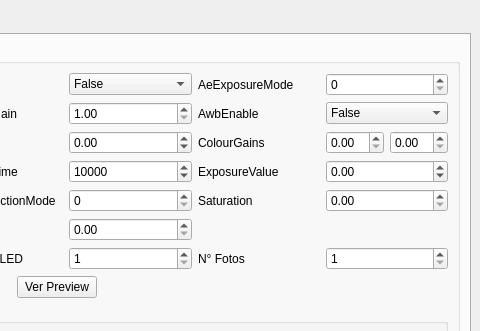
Qt form software/GUI/patron_config.ui (iowlabs/FluOpti) before a commit; both pictures show x 365 to 845 and y 0 to 331 of the 845 by 703 pixel window.
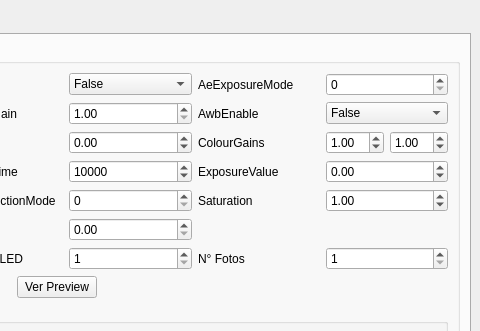
The same form after that commit.

Commit message: debug fotos preview

```diff
--- a/software/GUI/patron_config.ui
+++ b/software/GUI/patron_config.ui
@@ -325,6 +325,9 @@
                <property name="maximum">
                 <double>32.000000000000000</double>
                </property>
+               <property name="value">
+                <double>1.000000000000000</double>
+               </property>
               </widget>
              </item>
              <item row="5" column="3">
@@ -415,6 +418,9 @@
                  <property name="maximum">
                   <double>32.000000000000000</double>
                  </property>
+                 <property name="value">
+                  <double>1.000000000000000</double>
+                 </property>
                 </widget>
                </item>
                <item>
@@ -422,6 +428,9 @@
                  <property name="maximum">
                   <double>32.000000000000000</double>
                  </property>
+                 <property name="value">
+                  <double>1.000000000000000</double>
+                 </property>
                 </widget>
                </item>
               </layout>
```
The commit also changes 1 other file.
